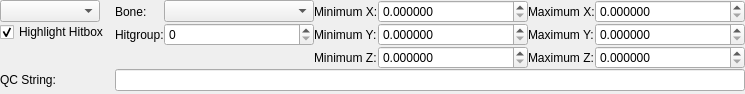
This is src/tools/hlmv/ui/assets/studiomodel/dockpanels/StudioModelHitboxesPanel.ui in SamVanheer/HalfLifeAssetManager as Qt 5 draws it before an edit. The edited form follows.
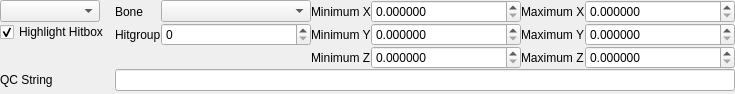
This is the edited form.

Commit message: Make labels use colons more consistently

What changed in the file:
```diff
--- a/src/tools/hlmv/ui/assets/studiomodel/dockpanels/StudioModelHitboxesPanel.ui
+++ b/src/tools/hlmv/ui/assets/studiomodel/dockpanels/StudioModelHitboxesPanel.ui
@@ -6,7 +6,7 @@
    <rect>
     <x>0</x>
     <y>0</y>
-    <width>743</width>
+    <width>731</width>
     <height>94</height>
    </rect>
   </property>
@@ -62,7 +62,7 @@
         </sizepolicy>
        </property>
        <property name="text">
-        <string>Bone:</string>
+        <string>Bone</string>
        </property>
       </widget>
      </item>
@@ -75,7 +75,7 @@
         </sizepolicy>
        </property>
        <property name="text">
-        <string>Minimum Z:</string>
+        <string>Minimum Z</string>
        </property>
       </widget>
      </item>
@@ -88,7 +88,7 @@
         </sizepolicy>
        </property>
        <property name="text">
-        <string>Minimum X:</string>
+        <string>Minimum X</string>
        </property>
       </widget>
      </item>
@@ -101,7 +101,7 @@
         </sizepolicy>
        </property>
        <property name="text">
-        <string>Maximum Y:</string>
+        <string>Maximum Y</string>
        </property>
       </widget>
      </item>
@@ -139,7 +139,7 @@
         </sizepolicy>
        </property>
        <property name="text">
-        <string>Maximum Z:</string>
+        <string>Maximum Z</string>
        </property>
       </widget>
      </item>
@@ -202,7 +202,7 @@
         </sizepolicy>
        </property>
        <property name="text">
-        <string>Minimum Y:</string>
+        <string>Minimum Y</string>
        </property>
       </widget>
      </item>
@@ -215,7 +215,7 @@
         </sizepolicy>
        </property>
        <property name="text">
-        <string>Maximum X:</string>
+        <string>Maximum X</string>
        </property>
       </widget>
      </item>
@@ -325,7 +325,7 @@
         </sizepolicy>
        </property>
        <property name="text">
-        <string>Hitgroup:</string>
+        <string>Hitgroup</string>
        </property>
       </widget>
      </item>
@@ -369,7 +369,7 @@
    <item row="3" column="0">
     <widget class="QLabel" name="label_2">
      <property name="text">
-      <string>QC String:</string>
+      <string>QC String</string>
      </property>
     </widget>
    </item>
```
The commit also changes 4 other files.
